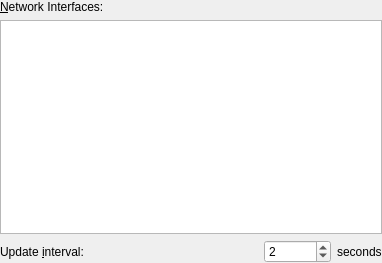
mgottschlag/kwin-tiling, file plasma/applets/system-monitor/net-config.ui: the form before one commit.
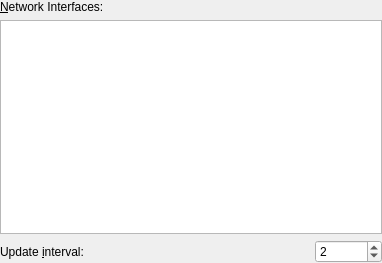
The form after the commit.

Diff of the .ui file:
```diff
--- a/plasma/applets/system-monitor/net-config.ui
+++ b/plasma/applets/system-monitor/net-config.ui
@@ -77,13 +77,6 @@
        </property>
       </widget>
      </item>
-     <item>
-      <widget class="QLabel" name="label_3" >
-       <property name="text" >
-        <string>seconds</string>
-       </property>
-      </widget>
-     </item>
     </layout>
    </item>
   </layout>
```
